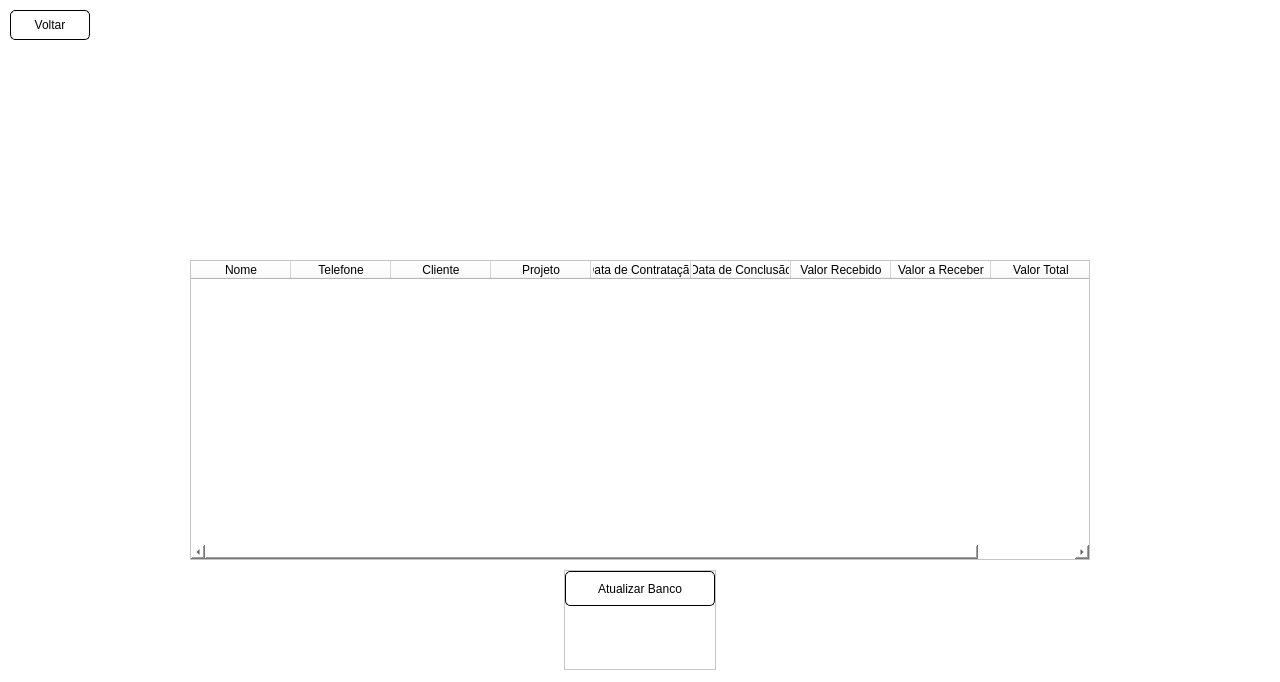
This is screens/read_project.ui in devfabri/Arquitetura-Pereira as Qt 5 draws it before an edit. The edited form follows.
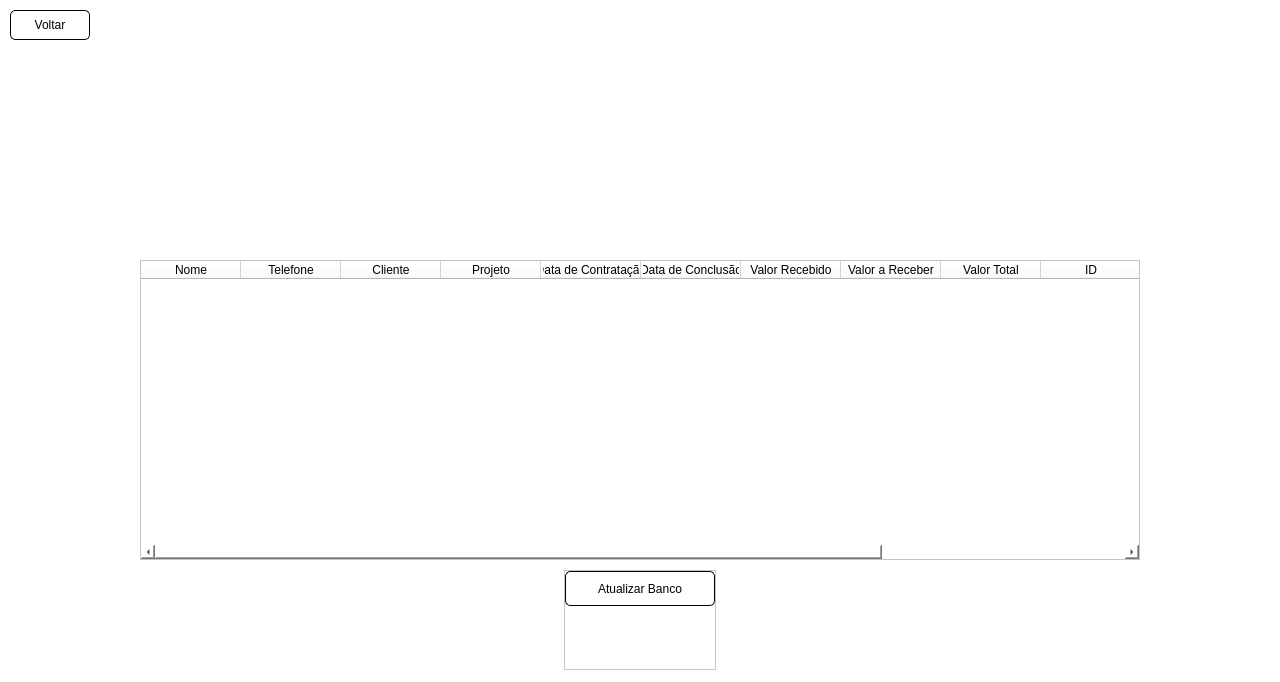
This is the edited form. Icons and pictures are not drawn.

```diff
--- a/screens/read_project.ui
+++ b/screens/read_project.ui
@@ -118,13 +118,13 @@
      <widget class="QTableWidget" name="tableWidget">
       <property name="minimumSize">
        <size>
-        <width>900</width>
+        <width>1000</width>
         <height>300</height>
        </size>
       </property>
       <property name="maximumSize">
        <size>
-        <width>900</width>
+        <width>1000</width>
         <height>300</height>
        </size>
       </property>
@@ -158,6 +158,9 @@
       <attribute name="horizontalHeaderStretchLastSection">
        <bool>false</bool>
       </attribute>
+      <attribute name="verticalHeaderVisible">
+       <bool>false</bool>
+      </attribute>
       <attribute name="verticalHeaderStretchLastSection">
        <bool>false</bool>
       </attribute>
@@ -206,6 +209,21 @@
         <string>Valor Total</string>
        </property>
       </column>
+      <column>
+       <property name="text">
+        <string>ID</string>
+       </property>
+      </column>
+      <column>
+       <property name="text">
+        <string/>
+       </property>
+      </column>
+      <column>
+       <property name="text">
+        <string/>
+       </property>
+      </column>
      </widget>
     </item>
     <item alignment="Qt::AlignHCenter|Qt::AlignTop">
```
